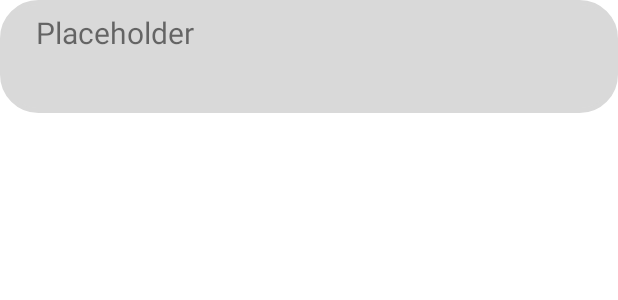
After one commit to zcienka/cookbook-app, an Android app: the layout fragment_recipe.xml on its own in the app's theme, with its tools: preview values and no code run, on a phone screen of 412 x 824 dp. The commit adds this screen. Shown: the top 300 px of the screen. Run offline under Robolectric (Android 15) with nearby library versions, the phone set to English and light mode, and no system bars.

Commit message:
Update recipe list styles

```diff
--- a/frontend/app/src/main/java/com/example/recipeapp/SingleRecipe.java
+++ /dev/null
@@ -1,5 +0,0 @@
-package com.example.recipeapp;
-
-public class SingleRecipe {
-
-}
--- /dev/null
+++ b/frontend/app/src/main/res/drawable/round_outline.xml
@@ -0,0 +1,8 @@
+<?xml version="1.0" encoding="UTF-8"?>
+<shape xmlns:android="http://schemas.android.com/apk/res/android"
+    android:background="@color/gray">
+    <solid android:color="@color/gray"/>
+    <stroke android:width="3dp" android:color="@color/gray"/>
+    <corners android:radius="24dp"/>
+    <padding android:left="0dp" android:top="0dp" android:right="0dp" android:bottom="0dp" />
+</shape>
--- /dev/null
+++ b/frontend/app/src/main/res/layout/fragment_recipe.xml
@@ -0,0 +1,31 @@
+<?xml version="1.0" encoding="utf-8"?>
+<FrameLayout xmlns:android="http://schemas.android.com/apk/res/android"
+    xmlns:tools="http://schemas.android.com/tools"
+    xmlns:app="http://schemas.android.com/apk/res-auto"
+    android:layout_width="match_parent"
+    android:layout_height="75dp"
+    android:layout_marginBottom="8dp"
+    android:padding="8dp"
+    android:background="@drawable/round_outline"
+    tools:context=".RecipeFragment">
+
+    <!-- TODO: Update blank fragment layout -->
+<!--    <TextView-->
+<!--        android:layout_width="match_parent"-->
+<!--        android:layout_height="match_parent"-->
+<!--        android:text="@string/hello_blank_fragment" />-->
+
+
+    <TextView
+        android:id="@+id/rvTitle"
+        android:layout_width="match_parent"
+        android:layout_height="match_parent"
+        android:layout_marginStart="16dp"
+        android:textSize="20sp"
+        app:layout_constraintBottom_toBottomOf="parent"
+        app:layout_constraintStart_toStartOf="parent"
+        app:layout_constraintTop_toTopOf="parent"
+        tools:text="Placeholder" />
+
+
+</FrameLayout>
--- a/frontend/app/src/main/res/values/colors.xml
+++ b/frontend/app/src/main/res/values/colors.xml
@@ -4,6 +4,7 @@
     <color name="purple_500">#FF6200EE</color>
     <color name="purple_700">#FF3700B3</color>
     <color name="teal_200">#FF03DAC5</color>
+    <color name="gray">#D9D9D9</color>
     <color name="teal_700">#FF018786</color>
     <color name="black">#FF000000</color>
     <color name="white">#FFFFFFFF</color>
--- a/frontend/app/src/main/res/values/strings.xml
+++ b/frontend/app/src/main/res/values/strings.xml
@@ -1,3 +1,5 @@
 <resources>
     <string name="app_name">Recipe App</string>
+    <!-- TODO: Remove or change this placeholder text -->
+    <string name="hello_blank_fragment">Hello blank fragment</string>
 </resources>
```
Also changed, not shown: frontend/app/build.gradle (+18 -5 lines), frontend/app/src/main/AndroidManifest.xml (+8 -0 lines), frontend/app/src/main/java/com/example/recipeapp/MainActivity.kt (+21 -1 lines), frontend/app/src/main/java/com/example/recipeapp/RecipeAdapter.kt (deleted, +0 -54 lines), frontend/app/src/main/java/com/example/recipeapp/RecipeDetail.java (+16 -17 lines), frontend/app/src/main/java/com/example/recipeapp/RecipeDetailsActivity.kt (added, +40 -0 lines), frontend/app/src/main/java/com/example/recipeapp/RecipeFragment.kt (added, +42 -0 lines), frontend/app/src/main/java/com/example/recipeapp/adapter/RecipeAdapter.kt (added, +68 -0 lines), frontend/app/src/main/res/layout/activity_main.xml (+13 -1 lines), frontend/app/src/main/res/layout/activity_recipe_detail.xml (added, +20 -0 lines), frontend/app/src/main/res/layout/recipe_details_fragment.xml (deleted, +0 -11 lines), frontend/app/src/main/res/layout/temp.xml (+8 -4 lines), frontend/app/src/main/res/navigation/nav_graph.xml (added, +12 -0 lines).
